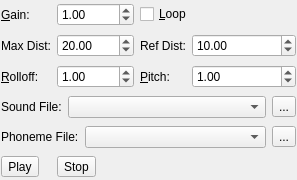
This is Tools/Horde3DEditor/src/GameEnginePlugIn/SoundWidget.ui in shdpl/nawia as Qt 5 draws it before an edit. The edited form follows.
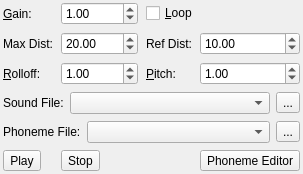
This is the edited form.

Commit message: Added PhonemeEditor (GUI only)

The edit to the form file:
```diff
--- a/Tools/Horde3DEditor/src/GameEnginePlugIn/SoundWidget.ui
+++ b/Tools/Horde3DEditor/src/GameEnginePlugIn/SoundWidget.ui
@@ -5,8 +5,8 @@
    <rect>
     <x>0</x>
     <y>0</y>
-    <width>297</width>
-    <height>180</height>
+    <width>303</width>
+    <height>174</height>
    </rect>
   </property>
   <property name="windowTitle" >
@@ -273,6 +273,13 @@
      </item>
     </layout>
    </item>
+   <item row="6" column="3" >
+    <widget class="QToolButton" name="m_phonemeEditorButton" >
+     <property name="text" >
+      <string>Phoneme Editor</string>
+     </property>
+    </widget>
+   </item>
   </layout>
  </widget>
  <resources/>
```
The commit also changes 9 other files.
